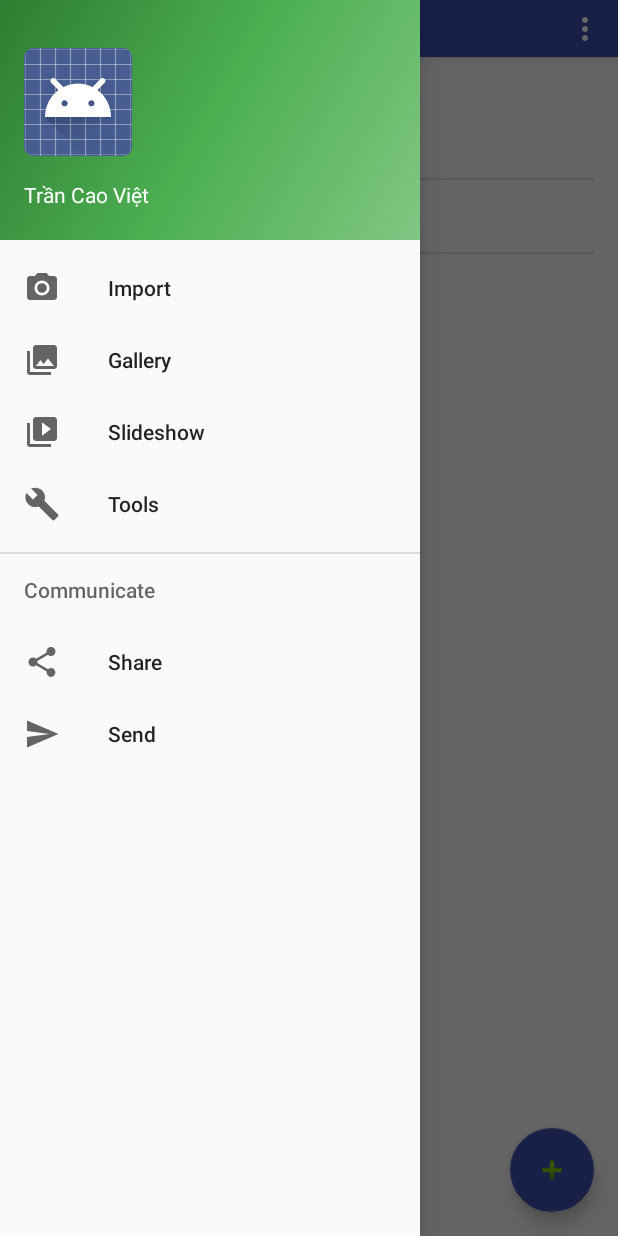
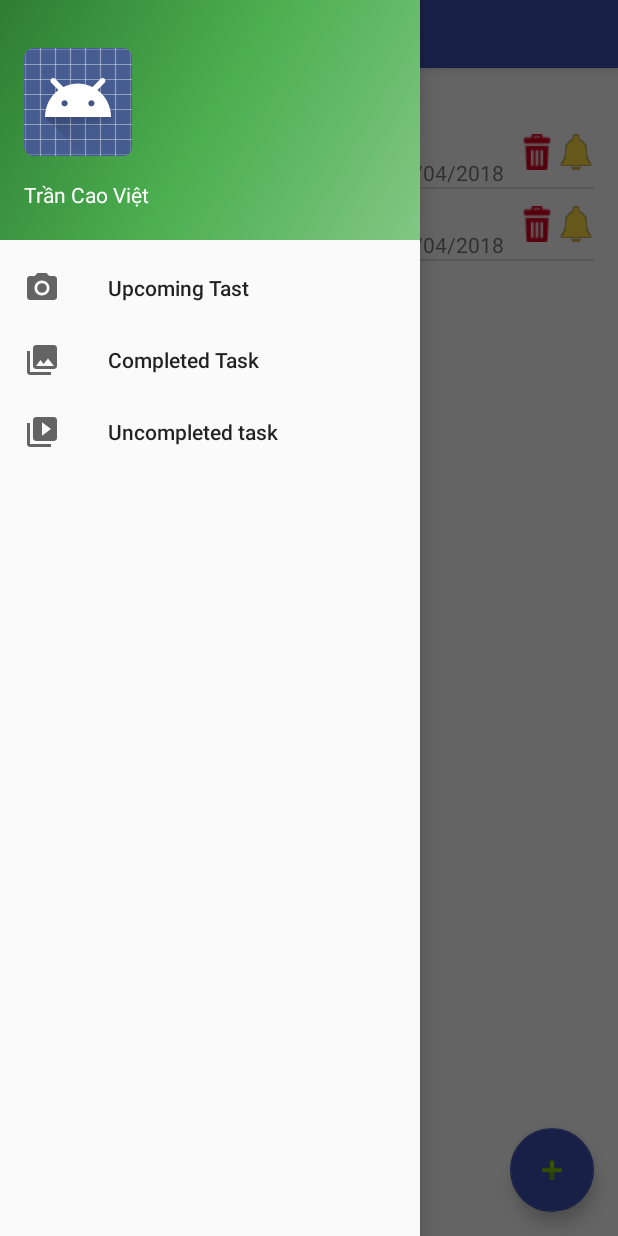
Before and after one commit to trancaoviet7514/to-do-List, an Android app: the screen it shows after launch (MainActivity), with the side drawer open, on a phone screen of 412 x 824 dp. Run offline under Robolectric (Android 15) with nearby library versions, the light colour scheme and no system bars.

Commit message:
update notifycation, recycleview

```diff
--- a/app/src/main/AndroidManifest.xml
+++ b/app/src/main/AndroidManifest.xml
@@ -2,6 +2,7 @@
 <manifest xmlns:android="http://schemas.android.com/apk/res/android"
     package="com.example.trancaoviet.myhelper">
 
+    <uses-permission android:name="android.permission.VIBRATE" />
     <application
         android:allowBackup="true"
         android:icon="@mipmap/ic_launcher"
@@ -18,6 +19,11 @@
                 <category android:name="android.intent.category.LAUNCHER" />
             </intent-filter>
         </activity>
+
+        <service
+            android:name=".NotifycationService"
+            android:enabled="true"
+            android:exported="true"></service>
     </application>
 
 </manifest>
--- a/app/src/main/java/com/example/trancaoviet/myhelper/MainActivity.java
+++ b/app/src/main/java/com/example/trancaoviet/myhelper/MainActivity.java
@@ -3,6 +3,7 @@ package com.example.trancaoviet.myhelper;
 import android.app.DatePickerDialog;
 import android.app.Dialog;
 import android.app.TimePickerDialog;
+import android.content.ContentValues;
 import android.content.DialogInterface;
 import android.content.Intent;
 import android.database.Cursor;
@@ -12,6 +13,11 @@ import android.os.Bundle;
 import android.support.design.widget.FloatingActionButton;
 import android.support.design.widget.Snackbar;
 import android.support.v7.app.AlertDialog;
+import android.support.v7.widget.DividerItemDecoration;
+import android.support.v7.widget.LinearLayoutManager;
+import android.support.v7.widget.RecyclerView;
+import android.support.v7.widget.helper.ItemTouchHelper;
+import android.text.Editable;
 import android.view.LayoutInflater;
 import android.view.View;
 import android.support.design.widget.NavigationView;
@@ -26,9 +32,11 @@ import android.view.WindowManager;
 import android.widget.ArrayAdapter;
 import android.widget.Button;
 import android.widget.DatePicker;
+import android.widget.EditText;
 import android.widget.ListView;
 import android.widget.TimePicker;
 import android.widget.Toast;
+import android.widget.ToggleButton;
 
 import java.io.File;
 import java.io.FileOutputStream;
@@ -41,8 +49,8 @@ import java.util.Calendar;
 
 public class MainActivity extends AppCompatActivity implements NavigationView.OnNavigationItemSelectedListener {
 
-    Button btnDate, btnTime, btnCancel, btnSave;
-    Calendar dateSelected = Calendar.getInstance();
+
+    Calendar dateSelected = Calendar.getInstance(); // use for storge data seleted in dialog add task
     SimpleDateFormat dateFormatter = new SimpleDateFormat("dd/MM/yyyy");
 
     @Override
@@ -75,17 +83,29 @@ public class MainActivity extends AppCompatActivity implements NavigationView.On
         addControls();
         addEvents();
 
-        showAllContactOnDatabase();
+        showAllTaskOnDatabase();
     }
 
     private void showDialogAddTask() {
 
         final Dialog dialog = new Dialog(this);
-        LayoutInflater inflater = getLayoutInflater();
-        dialog.setTitle("Add Task");
+        dialog.setContentView(R.layout.activity_input);
         dialog.setCancelable(false);
-        dialog.setContentView(R.layout.activity_input);
         dialog.show();
+
+        // define all controls of dialog and set event for them
+        mapAndSetEventControlForDialog(dialog);
+    }
+
+    private void setEventForControlInDialog(Dialog dialog) {
+
+    }
+
+    private void mapAndSetEventControlForDialog(final Dialog dialog) {
+        final Button btnDate, btnTime, btnCancel, btnSave;
+        final EditText edtTaskTitle = (EditText) dialog.findViewById(R.id.edtTaskTitle);
+        final EditText edtTaskContent = (EditText) dialog.findViewById(R.id.edtTaskContent);
+        final ToggleButton btnNotifycation = (ToggleButton) dialog.findViewById(R.id.btnNotifycation);
 
         btnDate = (Button) dialog.findViewById(R.id.btnDate);
         btnTime = (Button) dialog.findViewById(R.id.btnTime);
@@ -142,6 +162,41 @@ public class MainActivity extends AppCompatActivity implements NavigationView.On
                 datePickerDialog.show();
             }
         });
+
+        btnSave.setOnClickListener(new View.OnClickListener() {
+            @Override
+            public void onClick(View view) {
+                String TaskTitle = edtTaskTitle.getText().toString();
+                if(TaskTitle.equals("")) TaskTitle = "[Không có tiêu đề]";
+                String TaskContent = edtTaskContent.getText().toString();
+                String Date = btnDate.getText().toString();
+                String Time = btnTime.getText().toString();
+                boolean Notifycation = btnNotifycation.isChecked();
+
+                ContentValues contentValues = new ContentValues();
+                contentValues.put("Title",TaskTitle);
+                contentValues.put("Content", TaskContent);
+                contentValues.put("Date", Date);
+                contentValues.put("Time", Time);
+                contentValues.put("Notifycation", String.valueOf(Notifycation));
+                contentValues.put("Complete",0);
+
+                long i = database.insert("tbTask", null, contentValues);
+
+                if(i!=-1){
+                    Toast.makeText(MainActivity.this,"Insert sucessful",Toast.LENGTH_SHORT).show();
+                    showAllTaskOnDatabase();
+                    edtTaskContent.setText("");
+                    edtTaskTitle.setText("");
+                }
+
+                if(Notifycation){
+                    NotifycationService.TaskList.add(new Task(TaskTitle,TaskContent,Date,Time));
+                    Intent intent = new Intent(MainActivity.this,NotifycationService.class);
+                    startService(intent);
+                }
+            }
+        });
     }
 
     @Override
@@ -157,7 +212,7 @@ public class MainActivity extends AppCompatActivity implements NavigationView.On
     @Override
     public boolean onCreateOptionsMenu(Menu menu) {
         // Inflate the menu; this adds items to the action bar if it is present.
-        getMenuInflater().inflate(R.menu.main, menu);
+        //getMenuInflater().inflate(R.menu.main, menu);
         return true;
     }
 
@@ -182,46 +237,50 @@ public class MainActivity extends AppCompatActivity implements NavigationView.On
         // Handle navigation view item clicks here.
         int id = item.getItemId();
 
-        if (id == R.id.nav_camera) {
-            // Handle the camera action
-        } else if (id == R.id.nav_gallery) {
+        if (id == R.id.nav_UpcomingTask) {
+            showTaskUpComing();
+        } else if (id == R.id.nav_CompleteTask) {
 
-        } else if (id == R.id.nav_slideshow) {
-
-        } else if (id == R.id.nav_manage) {
-
-        } else if (id == R.id.nav_share) {
-
-        } else if (id == R.id.nav_send) {
+        } else if (id == R.id.nav_UncompleteTask) {
 
         }
+//
 
         DrawerLayout drawer = (DrawerLayout) findViewById(R.id.drawer_layout);
         drawer.closeDrawer(GravityCompat.START);
         return true;
     }
 
+    private void showTaskUpComing() {
+
+    }
+
     String DATABASE_NAME="HelperDB.sqlite";
     String DB_PATH_SUFFIX = "/databases/";
-    SQLiteDatabase database=null;
+    static SQLiteDatabase database=null;
 
-    ListView lvDanhBa;
-    ArrayList<String> dsdanhba;
-    ArrayAdapter<String> AdapterDanhBa;
+    public static RecyclerView rcvTask;
+    public static ArrayList<Task> TaskList;
+    public static TaskAdapter taskAdapter;
 
-    private void showAllContactOnDatabase() {
+    private void showAllTaskOnDatabase() {
 
         database = openOrCreateDatabase(DATABASE_NAME,MODE_PRIVATE,null);
-        Cursor cursor=database.query("tbTask",null,null,null,null,null,null);
+        Cursor cursor=database.query("tbTask",null,null,null,null,null,"Date,Time");
+        TaskList.clear();
         while (cursor.moveToNext())
         {
-            String stt=cursor.getString(0);
-            String Ten=cursor.getString(1);
-            String sdt=cursor.getString(2);
-            dsdanhba.add(stt+"  "+Ten+'\n'+sdt);
+            int id = cursor.getInt(0);
+            String Title=cursor.getString(1);
+            String Content = cursor.getString(2);
+            String Date = cursor.getString(3);
+            String Time = cursor.getString(4);
+            String Notifycation = cursor.getString(5);
+            boolean Complete =  (cursor.getInt(6) == 1);
+            TaskList.add(new Task(id, Title,Content,Date,Time,Notifycation,Complete));//cần chỉnh lại chỗ này------------------------------------------------------------------------------
         }
         cursor.close();
-        AdapterDanhBa.notifyDataSetChanged();
+        taskAdapter.notifyDataSetChanged();
     }
 
     private void addEvents() {
@@ -229,13 +288,34 @@ public class MainActivity extends AppCompatActivity implements NavigationView.On
     }
 
     private void addControls() {
-        lvDanhBa = (ListView) findViewById(R.id.lvDanhBa);
-        dsdanhba = new ArrayList<String>();
-        AdapterDanhBa = new ArrayAdapter<String>(MainActivity.this,
-                android.R.layout.simple_list_item_1,dsdanhba);
-        lvDanhBa.setAdapter(AdapterDanhBa);
+        rcvTask = (RecyclerView) findViewById(R.id.rcvTask);
+        LinearLayoutManager linearLayoutManager = new LinearLayoutManager(this,LinearLayoutManager.VERTICAL,false);
+        DividerItemDecoration dividerItemDecoration = new DividerItemDecoration(this,linearLayoutManager.getOrientation());
+        rcvTask.addItemDecoration(dividerItemDecoration);
+        rcvTask.setLayoutManager(linearLayoutManager);
 
+        TaskList = new ArrayList<Task>();
+        taskAdapter = new TaskAdapter(TaskList,MainActivity.this);
+        rcvTask.setAdapter(taskAdapter);
 
+        ItemTouchHelper swipeToDismissTouchHelper = new ItemTouchHelper(new ItemTouchHelper.SimpleCallback(
+                ItemTouchHelper.LEFT | ItemTouchHelper.RIGHT, ItemTouchHelper.LEFT | ItemTouchHelper.RIGHT) {
+            @Override
+            public boolean onMove(RecyclerView recyclerView, RecyclerView.ViewHolder viewHolder, RecyclerView.ViewHolder target) {
+                return false;
+            }
+
+            @Override
+            public void onSwiped(RecyclerView.ViewHolder viewHolder, int direction)
+            {
+                MainActivity.database.delete("tbTask","id = ?",new String[]{String.valueOf(TaskList.get(viewHolder.getAdapterPosition()).getId())});
+                MainActivity.TaskList.remove(viewHolder.getAdapterPosition());
+                MainActivity.taskAdapter.notifyItemRemoved(viewHolder.getAdapterPosition());
+                MainActivity.taskAdapter.notifyItemRangeChanged(viewHolder.getAdapterPosition(),TaskList.size()+1);
+            }
+
+        });
+        swipeToDismissTouchHelper.attachToRecyclerView(rcvTask);
     }
 
     private void xulySaoChepCSDLtuAsset() {
--- /dev/null
+++ b/app/src/main/java/com/example/trancaoviet/myhelper/Task.java
@@ -0,0 +1,102 @@
+package com.example.trancaoviet.myhelper;
+
+public class Task {
+
+    String Title;
+    boolean Complete;
+    int Id;
+    String Content;
+    String Date;
+    String Time;
+    String Notifycation;
+
+    public Task(int id, String title,  String content, String date, String time, String notifycation , boolean complete) {
+        Title = title;
+        Complete = complete;
+        Id = id;
+        Content = content;
+        Date = date;
+        Time = time;
+        Notifycation = notifycation;
+    }
+
+    public boolean isComplete() {
+        return Complete;
+    }
+
+    public void setComplete(boolean complete) {
+        Complete = complete;
+    }
+
+    public int getId() {
+        return Id;
+    }
+
+    public void setId(int id) {
+        Id = id;
+    }
+
+    public Task(String title, String content, String date, String time, String notifycation, boolean complete) {
+        Title = title;
+        Content = content;
+        Date = date;
+        Time = time;
+        Notifycation = notifycation;
+        Complete = complete;
+    }
+
+    public Task( String Title, String content, String date, String time) {
+
+        Content = content;
+        Date = date;
+        Time = time;
+
+    }
+
+    public Task() {
+
+    }
+
+    public void setTitle(String title) {
+
+        Title = title;
+    }
+
+    public void setContent(String content) {
+        Content = content;
+    }
+
+    public void setDate(String date) {
+        Date = date;
+    }
+
+    public void setTime(String time) {
+        Time = time;
+    }
+
+    public void setNotifycation(String notifycation) {
+        Notifycation = notifycation;
+    }
+
+    public String getTitle() {
+        return Title;
+    }
+
+    public String getContent() {
+        return Content;
+    }
+
+    public String getDate() {
+        return Date;
+    }
+
+    public String getTime() {
+        return Time;
+    }
+
+    public String getNotifycation() {
+        return Notifycation;
+    }
+
+
+}
--- /dev/null
+++ b/app/src/main/java/com/example/trancaoviet/myhelper/TaskAdapter.java
@@ -0,0 +1,167 @@
+package com.example.trancaoviet.myhelper;
+
+import android.content.ContentValues;
+import android.content.Context;
+import android.support.v7.widget.RecyclerView;
+import android.view.LayoutInflater;
+import android.view.View;
+import android.view.ViewGroup;
+import android.widget.ImageButton;
+import android.widget.TextView;
+import android.widget.Toast;
+
+import java.util.List;
+
+public class TaskAdapter extends RecyclerView.Adapter<TaskAdapter.MyViewHolder>{
+
+    private List<Task> TaskList;
+    private Context mContext;
+
+    public TaskAdapter(View itemView) {
+
+    }
+
+    public TaskAdapter(List<Task> taskList, Context context) {
+        super();
+        this.TaskList = taskList;
+        this.mContext = context;
+    }
+
+    public class MyViewHolder extends RecyclerView.ViewHolder {
+        public TextView TaskTitle, TaskDate;
+        public ImageButton btnComplete, btnDelete, btnNotyfication;
+        public Task selectedTask;
+        int position = 0;
+
+        public MyViewHolder(View view) {
+            super(view);
+            TaskTitle = (TextView) view.findViewById(R.id.txtTaskTitle);
+            TaskDate = (TextView) view.findViewById(R.id.txtDate);
+            btnComplete = (ImageButton) view.findViewById(R.id.btnComplete);
+            btnDelete = (ImageButton) view.findViewById(R.id.btnDelete);
+            btnNotyfication = (ImageButton) view.findViewById(R.id.btnNotyficationInItem);
+
+
+            btnComplete.setOnClickListener(new View.OnClickListener() {
+                @Override
+                public void onClick(View view) {
+                    ContentValues contentValues = new ContentValues();
+                    contentValues.put("Id",selectedTask.getId());
+                    contentValues.put("Title",selectedTask.getTitle());
+                    contentValues.put("Date",selectedTask.getDate());
+                    contentValues.put("Time",selectedTask.getTime());
+                    contentValues.put("Notifycation",selectedTask.getNotifycation());
+
+                    if(selectedTask.Complete){
+                        btnComplete.setImageResource(R.drawable.uncomplete);
+                        contentValues.put("Complete",0);
+                        int i = MainActivity.database.update("tbTask",contentValues,"id = ?", new String[]{String.valueOf(selectedTask.getId())});
+                        if(i!= 0){
+                            Toast.makeText(mContext,"Update successful",Toast.LENGTH_SHORT).show();
+                        }
+                        else{
+                            Toast.makeText(mContext,"Update fault",Toast.LENGTH_SHORT).show();
+                        }
+                        MainActivity.TaskList.get(position).setComplete(false);
+                    }
+                    else{
+                        btnComplete.setImageResource(R.drawable.complete);
+                        contentValues.put("Complete",1);
+                        int i = MainActivity.database.update("tbTask",contentValues,"id = ?", new String[]{String.valueOf(selectedTask.getId())});
+                        if(i!= 0){
+                            Toast.makeText(mContext,"Update successful",Toast.LENGTH_SHORT).show();
+                        }
+                        else{
+                            Toast.makeText(mContext,"Update fault",Toast.LENGTH_SHORT).show();
+                        }
+                        MainActivity.TaskList.get(position).setComplete(true);
+                    }
+                }
+            });
+
+            btnDelete.setOnClickListener(new View.OnClickListener() {
+                @Override
+                public void onClick(View view) {
+                    MainActivity.database.delete("tbTask","id = ?",new String[]{String.valueOf(selectedTask.getId())});
+                    TaskAdapter.this.notifyItemRemoved(position);
+                    MainActivity.TaskList.remove(position);
+                    TaskAdapter.this.notifyItemRangeChanged(position,TaskList.size()+1);
+                }
+            });
+            btnNotyfication.setOnClickListener(new View.OnClickListener() {
+                @Override
+                public void onClick(View view) {
+                    ContentValues contentValues = new ContentValues();
+                    contentValues.put("Id",selectedTask.getId());
+                    contentValues.put("Title",selectedTask.getTitle());
+                    contentValues.put("Date",selectedTask.getDate());
+                    contentValues.put("Time",selectedTask.getTime());
+                    contentValues.put("Complete",String.valueOf(selectedTask.isComplete()));
+
+                    if(selectedTask.getNotifycation().equals("False")){
+                        btnNotyfication.setImageResource(R.drawable.notification);
+                        contentValues.put("Notifycation","True");
+                        int i = MainActivity.database.update("tbTask",contentValues,"id = ?", new String[]{String.valueOf(selectedTask.getId())});
+                        if(i!= 0){
+                            Toast.makeText(mContext,"Update successful",Toast.LENGTH_SHORT).show();
+                        }
+                        else{
+                            Toast.makeText(mContext,"Update fault",Toast.LENGTH_SHORT).show();
+                        }
+                        MainActivity.TaskList.get(position).setNotifycation("True");
+                    }
+                    else{
+                        btnNotyfication.setImageResource(R.drawable.unnotification);
+                        contentValues.put("Notifycation","False");
+                        int i = MainActivity.database.update("tbTask",contentValues,"id = ?", new String[]{String.valueOf(selectedTask.getId())});
+                        if(i!= 0){
+                            Toast.makeText(mContext,"Update successful",Toast.LENGTH_SHORT).show();
+                        }
+                        else{
+                            Toast.makeText(mContext,"Update fault",Toast.LENGTH_SHORT).show();
+                        }
+                        MainActivity.TaskList.get(position).setNotifycation("False");
+                    }
+                }
+            });
+        }
+
+
+    }
+
+    @Override
+    public MyViewHolder onCreateViewHolder(ViewGroup parent, int viewType) {
+        View itemView = LayoutInflater.from(parent.getContext())
+                .inflate(R.layout.task_item, parent, false);
+
+        return new MyViewHolder(itemView);
+    }
+
+    @Override
+    public void onBindViewHolder(MyViewHolder holder, int position) {
+
+        Task task = TaskList.get(position);
+        holder.selectedTask = task;
+        holder.position = position;
+
+        holder.TaskTitle.setText(task.getTitle());
+        holder.TaskDate.setText(task.getDate());
+
+        if(task.isComplete()){
+            holder.btnComplete.setImageResource(R.drawable.complete);
+        }
+        else{
+            holder.btnComplete.setImageResource(R.drawable.uncomplete);
+        }
+        if(task.getNotifycation().equals("False")){
+            holder.btnNotyfication.setImageResource(R.drawable.unnotification);
+        }
+        else{
+            holder.btnNotyfication.setImageResource(R.drawable.notification);
+        }
+    }
+    @Override
+    public int getItemCount() {
+        return TaskList.size();
+    }
+}
--- a/app/src/main/res/layout/app_bar_main.xml
+++ b/app/src/main/res/layout/app_bar_main.xml
@@ -15,7 +15,7 @@
         <android.support.v7.widget.Toolbar
             android:id="@+id/toolbar"
             android:layout_width="match_parent"
-            android:layout_height="38dp"
+            android:layout_height="45dp"
             android:background="?attr/colorPrimary"
             app:popupTheme="@style/AppTheme.PopupOverlay" />
 
@@ -28,6 +28,7 @@
         android:layout_gravity="bottom|end"
         android:layout_margin="@dimen/fab_margin"
         app:srcCompat="@android:drawable/ic_input_add"
+
         app:backgroundTint="@color/colorPrimary"
         app:elevation="6dp" />
 
--- a/app/src/main/res/layout/content_main.xml
+++ b/app/src/main/res/layout/content_main.xml
@@ -22,8 +22,8 @@
         android:id="@+id/textView3"
         android:textSize="20dp"/>
 
-    <ListView
+    <android.support.v7.widget.RecyclerView
         android:layout_width="match_parent"
         android:layout_height="match_parent"
-        android:id="@+id/lvDanhBa" />
+        android:id="@+id/rcvTask" />
 </LinearLayout>
--- /dev/null
+++ b/app/src/main/res/layout/task_item.xml
@@ -0,0 +1,69 @@
+<?xml version="1.0" encoding="utf-8"?>
+<RelativeLayout xmlns:android="http://schemas.android.com/apk/res/android"
+    android:orientation="vertical" android:layout_width="match_parent"
+    android:layout_height="wrap_content">
+    <TextView
+        android:layout_width="300dp"
+        android:layout_height="wrap_content"
+        android:text="Task title"
+        android:id="@+id/txtTaskTitle"
+        android:layout_toRightOf="@+id/btnComplete"
+        android:layout_marginLeft="10dp"
+        android:textSize="20dp"
+        android:maxLines="1"
+        android:textStyle="bold"
+        />
+
+    <ImageButton
+        android:layout_width="wrap_content"
+        android:layout_height="wrap_content"
+        android:background="@null"
+        android:src="@drawable/rubbish"
+        android:layout_marginEnd="26dp"
+        android:layout_alignParentEnd="true"
+        android:foregroundGravity="center"
+        android:id="@+id/btnDelete"
+        android:layout_centerInParent="true"
+        />
+
+    <ImageButton
+        android:layout_width="wrap_content"
+        android:layout_height="wrap_content"
+        android:background="@null"
+        android:src="@drawable/uncomplete"
+        android:layout_alignParentStart="true"
+        android:id="@+id/btnComplete"
+        android:layout_centerInParent="true"
+        android:layout_marginLeft="5dp"
+        />
+
+    <TextView
+        android:layout_width="wrap_content"
+        android:layout_height="wrap_content"
+        android:text="10:50 AM"
+        android:id="@+id/txtTime"
+        android:layout_below="@id/txtTaskTitle"
+        android:layout_toRightOf="@id/btnComplete"
+        android:layout_marginLeft="10dp"/>
+
+    <TextView
+        android:layout_width="wrap_content"
+        android:layout_height="wrap_content"
+        android:text="21/06/2018"
+        android:id="@+id/txtDate"
+        android:layout_below="@id/txtTaskTitle"
+        android:layout_alignParentEnd="true"
+        android:layout_marginEnd="60dp"
+        android:layout_marginLeft="10dp"/>
+
+    <ImageButton
+        android:layout_width="wrap_content"
+        android:layout_height="wrap_content"
+        android:background="@drawable/unnotification"
+        android:layout_alignParentEnd="true"
+        android:id="@+id/btnNotyficationInItem"
+        android:layout_centerInParent="true"
+        />
+
+
+</RelativeLayout>
--- a/app/src/main/res/menu/activity_main_drawer.xml
+++ b/app/src/main/res/menu/activity_main_drawer.xml
@@ -3,34 +3,20 @@
 
     <group android:checkableBehavior="single">
         <item
-            android:id="@+id/nav_camera"
+            android:id="@+id/nav_UpcomingTask"
             android:icon="@drawable/ic_menu_camera"
-            android:title="Import" />
+            android:title="Upcoming Tast" />
         <item
-            android:id="@+id/nav_gallery"
+            android:id="@+id/nav_CompleteTask"
             android:icon="@drawable/ic_menu_gallery"
-            android:title="Gallery" />
+            android:title="Completed Task" />
         <item
-            android:id="@+id/nav_slideshow"
+            android:id="@+id/nav_UncompleteTask"
             android:icon="@drawable/ic_menu_slideshow"
-            android:title="Slideshow" />
-        <item
-            android:id="@+id/nav_manage"
-            android:icon="@drawable/ic_menu_manage"
-            android:title="Tools" />
+            android:title="Uncompleted task" />
+
     </group>
 
-    <item android:title="Communicate">
-        <menu>
-            <item
-                android:id="@+id/nav_share"
-                android:icon="@drawable/ic_menu_share"
-                android:title="Share" />
-            <item
-                android:id="@+id/nav_send"
-                android:icon="@drawable/ic_menu_send"
-                android:title="Send" />
-        </menu>
-    </item>
+
 
 </menu>
```
Also changed, not shown: app/src/main/java/com/example/trancaoviet/myhelper/NotifycationService.java (added, +111 -0 lines), app/src/main/res/layout/activity_input.xml (+8 -8 lines), app/src/main/assets/HelperDB.sqlite, app/src/main/res/drawable/bell.png (added), app/src/main/res/drawable/complete.png (added), app/src/main/res/drawable/notification.png (added), app/src/main/res/drawable/rubbish.png (added), app/src/main/res/drawable/uncomplete.png (added), app/src/main/res/drawable/unnotification.png (added), 2 other files.
